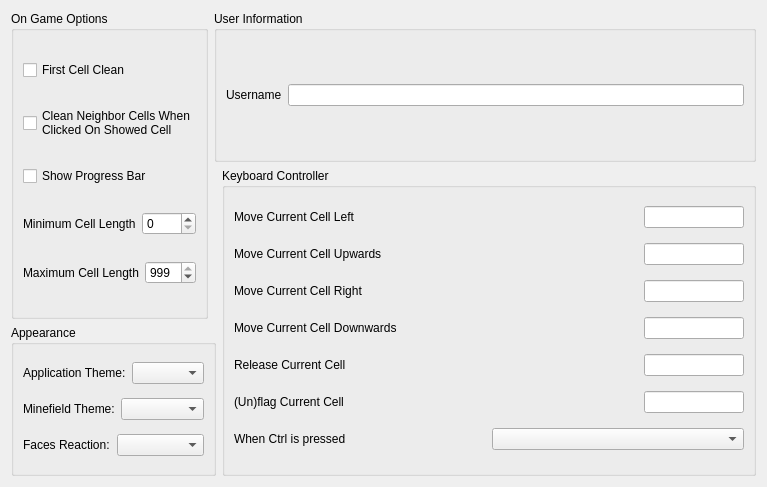
First picture: the form in src/libreminespreferencesdialog.ui, repository Bollos00/LibreMines, before the edit.
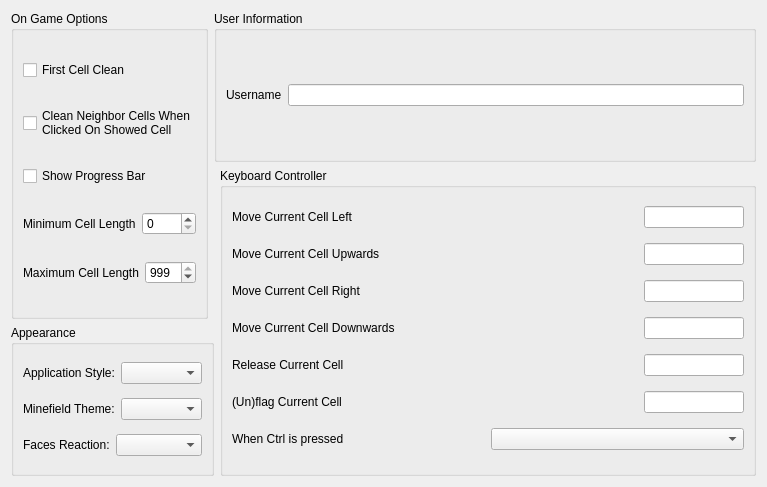
Second picture: the form after the edit. Custom widgets are drawn as their Qt base class.

Commit message: Correction on naming (Application style, not theme)

Patch:
```diff
--- a/src/libreminespreferencesdialog.ui
+++ b/src/libreminespreferencesdialog.ui
@@ -342,7 +342,7 @@
         <item>
          <widget class="QLabel" name="labelApplicationTheme">
           <property name="text">
-           <string>Application Theme:</string>
+           <string>Application Style:</string>
           </property>
          </widget>
         </item>
```
Left out of the diff: 4 changed lines with no effect on the pictures. The commit also changes 3 other files.
